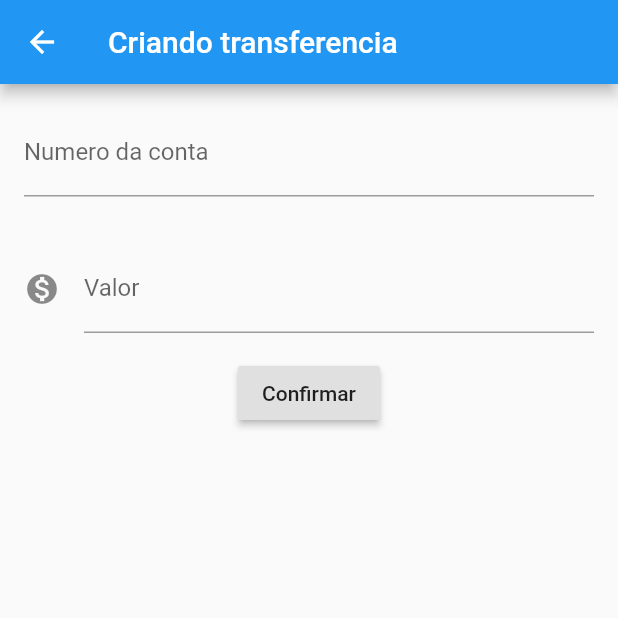
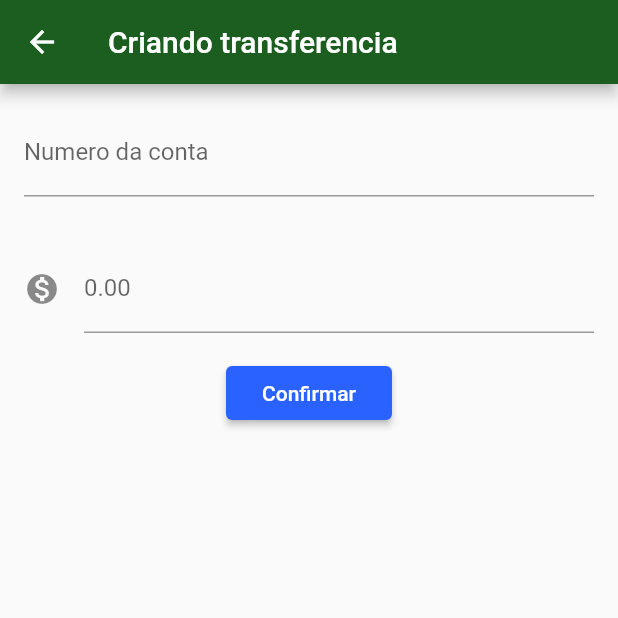
Before and after one commit to YuriMaineri/bytebank, a Flutter app: the screen it shows after launch, after a tap on the "add" icon, on a phone screen of 412 x 824 dp, the top half of it. Run offline on Flutter 3.47's test engine with Material 2 defaults, Android fonts, the phone set to English and light mode, and no system bars.

```diff
--- /dev/null
+++ b/lib/components/editor.dart
@@ -0,0 +1,26 @@
+import 'package:flutter/material.dart';
+
+class Editor extends StatelessWidget {
+  final TextEditingController controlador;
+  final String rotulo;
+  final String dica;
+  final IconData icone;
+
+  Editor({this.controlador, this.rotulo, this.dica, this.icone});
+
+  @override
+  Widget build(BuildContext context) {
+    return Padding(
+      padding: const EdgeInsets.all(16.0),
+      child: TextField(
+        controller: controlador,
+        style: TextStyle(fontSize: 16.0),
+        decoration: InputDecoration(
+            icon: icone != null ? Icon(icone) : null,
+            labelText: rotulo,
+            hintText: dica),
+        keyboardType: TextInputType.number,
+      ),
+    );
+  }
+}
--- a/lib/main.dart
+++ b/lib/main.dart
@@ -1,5 +1,6 @@
 //import 'dart:js';
 
+import 'package:bytebank/screens/transferencia/lista.dart';
 import 'package:flutter/cupertino.dart';
 import 'package:flutter/material.dart';
 
@@ -9,234 +10,15 @@ class MyApp extends StatelessWidget {
   @override
   Widget build(BuildContext context) {
     return MaterialApp(
-      home: Scaffold(
-        body: ListaTrasferencias(),
+      theme: ThemeData(
+        primaryColor: Colors.green[900],
+        accentColor: Colors.blueAccent[700],
+        buttonTheme: ButtonThemeData(
+          buttonColor: Colors.blueAccent[700],
+          textTheme: ButtonTextTheme.primary,
+        ),
       ),
+      home: ListaTrasferencias(),
     );
   }
 }
-
-class FormularioTransferencia extends StatelessWidget {
-  final TextEditingController _controladorCampoNumeroConta =
-      TextEditingController();
-  final TextEditingController _controladorCampoValor = TextEditingController();
-
-  @override
-  Widget build(BuildContext context) {
-    return Scaffold(
-      appBar: AppBar(
-        title: Text('Criando transferencia'),
-      ),
-      body: Column(
-        children: <Widget>[
-          Editor(
-            controlador: _controladorCampoNumeroConta,
-            dica: '0000',
-            rotulo: 'Numero da conta',
-          ),
-          Editor(
-            controlador: _controladorCampoValor,
-            dica: '00.0',
-            rotulo: 'Valor',
-            icone: Icons.monetization_on,
-          ),
-          RaisedButton(
-            child: Text('Confirmar'),
-            onPressed: () {
-              _criarTransferencia(context);
-            },
-          )
-        ],
-      ),
-    );
-  }
-
-  void _criarTransferencia(BuildContext context) {
-    final int numeroConta =
-        int.tryParse(_controladorCampoNumeroConta.text);
-    final double valor = double.tryParse(_controladorCampoValor.text);
-    if (numeroConta != null && valor != null) {
-      final transferenciaCriada = Transferencia(valor, numeroConta);
-      Navigator.pop(context, transferenciaCriada);
-    }
-    Scaffold.of(context).showSnackBar(SnackBar(
-      content: Text('valor de $valor'),
-      backgroundColor: Colors.pinkAccent,
-      action: SnackBarAction(
-        label: 'Ver',
-        onPressed: () {},
-      ),
-    ));
-  }
-}
-
-class Editor extends StatelessWidget {
-
-  final TextEditingController controlador;
-  final String rotulo;
-  final String dica;
-  final IconData icone;
-
-  Editor({this.controlador, this.rotulo, this.dica, this.icone});
-
-  @override
-  Widget build(BuildContext context) {
-    return Padding(
-      padding: const EdgeInsets.all(16.0),
-      child: TextField(
-        controller: controlador,
-        style: TextStyle(fontSize: 16.0),
-        decoration: InputDecoration(
-            icon: icone != null ? Icon(icone) : null,
-            labelText: rotulo,
-            hintText: dica
-        ),
-        keyboardType: TextInputType.number,
-      ),
-    );
-  }
-}
-
-class ListaTrasferencias extends StatelessWidget {
-
-  final List<Transferencia> _transferencias = List();
-
-  @override
-  Widget build(BuildContext context) {
-    return Scaffold(
-      appBar: AppBar(
-        backgroundColor: Colors.purpleAccent,
-        title: Text('Transferências'),
-        leading: IconButton(
-          icon: Icon(
-            Icons.menu,
-            semanticLabel: 'menu',
-          ),
-          onPressed: () {
-            print('menu-button');
-          },
-        ),
-        actions: <Widget>[
-          IconButton(
-            icon: Icon(
-              Icons.search,
-              semanticLabel: 'search',
-            ),
-            onPressed: () {
-              print('search-button');
-            },
-          ),
-          IconButton(
-            icon: Icon(
-              Icons.tune,
-              semanticLabel: 'filter',
-            ),
-            onPressed: () {
-              print('filter-button');
-            },
-          )
-        ],
-      ),
-      drawer: Drawer(
-        child: ListView(
-          padding: EdgeInsets.zero,
-          children: <Widget>[
-            DrawerHeader(
-              decoration: BoxDecoration(
-                color: Colors.lightBlueAccent,
-              ),
-              child: Text(
-                'Header',
-                style: TextStyle(
-                  color: Colors.black87,
-                ),
-              ),
-            ),
-            ListTile(
-              leading: Icon(Icons.message),
-              title: Text('Mensagens'),
-            ),
-            ListTile(
-              leading: Icon(Icons.account_circle),
-              title: Text('Perfil'),
-            ),
-            ListTile(
-              leading: Icon(Icons.settings),
-              title: Text('Configurações'),
-            ),
-          ],
-        ),
-      ),
-      body: ListView.builder(
-        itemCount: _transferencias.length,
-        itemBuilder: (context, indice) {
-          final transferencia = _transferencias[indice];
-          return ItemTransferencia(transferencia);
-        },
-      ),
-      floatingActionButton: FloatingActionButton(
-        child: Icon(Icons.add),
-        backgroundColor: Colors.pinkAccent,
-        onPressed: () {
-          final Future<Transferencia> future = Navigator.push(context, MaterialPageRoute(builder: (context) {
-            return FormularioTransferencia();
-          }));
-          future.then((transferenciaRecebida) {
-          _transferencias.add(transferenciaRecebida);
-          });
-        },
-      ),
-    );
-  }
-}
-
-Route _criarRota() {
-  return PageRouteBuilder(
-      pageBuilder: (context, animation, secondaryAnimation) =>
-          FormularioTransferencia(),
-      transitionsBuilder: (context, animation, secondaryAnimation, child) {
-        var begin = Offset(0.0, 1.0);
-        var end = Offset.zero;
-        var curve = Curves.ease;
-
-        var tween =
-            Tween(begin: begin, end: end).chain(CurveTween(curve: curve));
-
-        return SlideTransition(
-          position: animation.drive(tween),
-          child: child,
-        );
-      });
-}
-
-class ItemTransferencia extends StatelessWidget {
-  final Transferencia _transferencia;
-
-  ItemTransferencia(this._transferencia);
-
-  @override
-  Widget build(BuildContext context) {
-    return Card(
-      child: ListTile(
-        leading: Icon(
-          Icons.monetization_on,
-          color: Colors.amber,
-        ),
-        title: Text('$_transferencia.valor.toString()'),
-        subtitle: Text('$_transferencia.numeroConta.toString()'),
-      ),
-    );
-  }
-}
-
-class Transferencia {
-  final double valor;
-  final int numeroConta;
-
-  Transferencia(this.valor, this.numeroConta);
-
-  @override
-  String toString() {
-    return 'Valor: $valor, Agencia: $numeroConta}';
-  }
-}
--- /dev/null
+++ b/lib/models/transferencia.dart
@@ -0,0 +1,11 @@
+class Transferencia {
+  final double valor;
+  final int numeroConta;
+
+  Transferencia(this.valor, this.numeroConta);
+
+  @override
+  String toString() {
+    return 'Valor: $valor, Agencia: $numeroConta}';
+  }
+}
--- /dev/null
+++ b/lib/screens/transferencia/formulario.dart
@@ -0,0 +1,72 @@
+import 'package:bytebank/components/editor.dart';
+import 'package:bytebank/models/transferencia.dart';
+import 'package:flutter/material.dart';
+
+const _tituloAppBar = 'Criando transferencia';
+const _rotuloCampoValor = 'Valor';
+const _dicaCampoValor = '0.00';
+const _rotuloCampoConta = 'Numero da conta';
+const _dicaCamposConta = '0000';
+const _botaoConfirmar = 'Confirmar';
+
+class FormularioTransferencia extends StatefulWidget {
+  @override
+  State<StatefulWidget> createState() {
+    return FormularioTransferenciaState();
+  }
+}
+
+class FormularioTransferenciaState extends State<FormularioTransferencia> {
+  final TextEditingController _controladorCampoNumeroConta =
+      TextEditingController();
+  final TextEditingController _controladorCampoValor = TextEditingController();
+
+  @override
+  Widget build(BuildContext context) {
+    return Scaffold(
+      appBar: AppBar(
+        title: Text(_tituloAppBar),
+      ),
+      body: SingleChildScrollView(
+        child: Column(
+          children: <Widget>[
+            Editor(
+              controlador: _controladorCampoNumeroConta,
+              dica: _dicaCamposConta,
+              rotulo: _rotuloCampoConta,
+            ),
+            Editor(
+              controlador: _controladorCampoValor,
+              dica: _dicaCampoValor,
+              rotulo: _dicaCampoValor,
+              icone: Icons.monetization_on,
+            ),
+            RaisedButton(
+              child: Text(_botaoConfirmar),
+              onPressed: () {
+                _criarTransferencia(context);
+              },
+            )
+          ],
+        ),
+      ),
+    );
+  }
+
+  void _criarTransferencia(BuildContext context) {
+    final int numeroConta = int.tryParse(_controladorCampoNumeroConta.text);
+    final double valor = double.tryParse(_controladorCampoValor.text);
+    if (numeroConta != null && valor != null) {
+      final transferenciaCriada = Transferencia(valor, numeroConta);
+      Navigator.pop(context, transferenciaCriada);
+    }
+    Scaffold.of(context).showSnackBar(SnackBar(
+      content: Text('valor de $valor'),
+      backgroundColor: Colors.pinkAccent,
+      action: SnackBarAction(
+        label: 'Ver',
+        onPressed: () {},
+      ),
+    ));
+  }
+}
--- /dev/null
+++ b/lib/screens/transferencia/lista.dart
@@ -0,0 +1,125 @@
+import 'package:bytebank/models/transferencia.dart';
+import 'package:bytebank/screens/transferencia/formulario.dart';
+import 'package:flutter/material.dart';
+
+class ListaTrasferencias extends StatefulWidget {
+  final List<Transferencia> _transferencias = List();
+
+  @override
+  State<StatefulWidget> createState() {
+    return ListaTransferenciasState();
+  }
+}
+
+class ListaTransferenciasState extends State<ListaTrasferencias> {
+  @override
+  Widget build(BuildContext context) {
+    return Scaffold(
+      appBar: AppBar(
+        title: Text('Transferências'),
+        leading: IconButton(
+          icon: Icon(
+            Icons.menu,
+            semanticLabel: 'menu',
+          ),
+          onPressed: () {
+            print('menu-button');
+          },
+        ),
+        actions: <Widget>[
+          IconButton(
+            icon: Icon(
+              Icons.search,
+              semanticLabel: 'search',
+            ),
+            onPressed: () {
+              print('search-button');
+            },
+          ),
+          IconButton(
+            icon: Icon(
+              Icons.tune,
+              semanticLabel: 'filter',
+            ),
+            onPressed: () {
+              print('filter-button');
+            },
+          )
+        ],
+      ),
+      drawer: Drawer(
+        child: ListView(
+          padding: EdgeInsets.zero,
+          children: <Widget>[
+            DrawerHeader(
+              child: Text(
+                'Header',
+                style: TextStyle(
+                  color: Colors.black87,
+                ),
+              ),
+            ),
+            ListTile(
+              leading: Icon(Icons.message),
+              title: Text('Mensagens'),
+            ),
+            ListTile(
+              leading: Icon(Icons.account_circle),
+              title: Text('Perfil'),
+            ),
+            ListTile(
+              leading: Icon(Icons.settings),
+              title: Text('Configurações'),
+            ),
+          ],
+        ),
+      ),
+      body: ListView.builder(
+        itemCount: widget._transferencias.length,
+        itemBuilder: (context, indice) {
+          final transferencia = widget._transferencias[indice];
+          return ItemTransferencia(transferencia);
+        },
+      ),
+      floatingActionButton: FloatingActionButton(
+        child: Icon(Icons.add),
+        onPressed: () {
+          final Future<Transferencia> future =
+              Navigator.push(context, MaterialPageRoute(builder: (context) {
+            return FormularioTransferencia();
+          }));
+          future
+              .then((transferenciaRecebida) => atualiza(transferenciaRecebida));
+        },
+      ),
+    );
+  }
+
+  void atualiza(Transferencia transferenciaRecebida) {
+    if (transferenciaRecebida != null) {
+      setState(() {
+        widget._transferencias.add(transferenciaRecebida);
+      });
+    }
+  }
+}
+
+class ItemTransferencia extends StatelessWidget {
+  final Transferencia _transferencia;
+
+  ItemTransferencia(this._transferencia);
+
+  @override
+  Widget build(BuildContext context) {
+    return Card(
+      child: ListTile(
+        leading: Icon(
+          Icons.monetization_on,
+          color: Colors.amber,
+        ),
+        title: Text(_transferencia.valor.toString()),
+        subtitle: Text(_transferencia.numeroConta.toString()),
+      ),
+    );
+  }
+}
```
